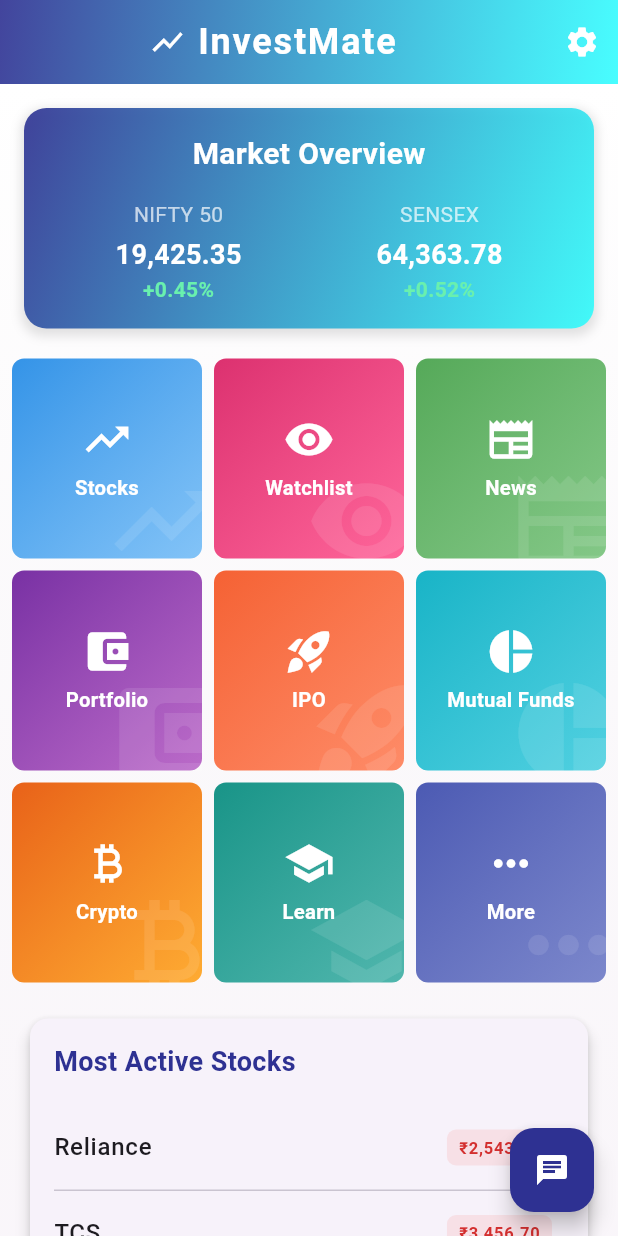
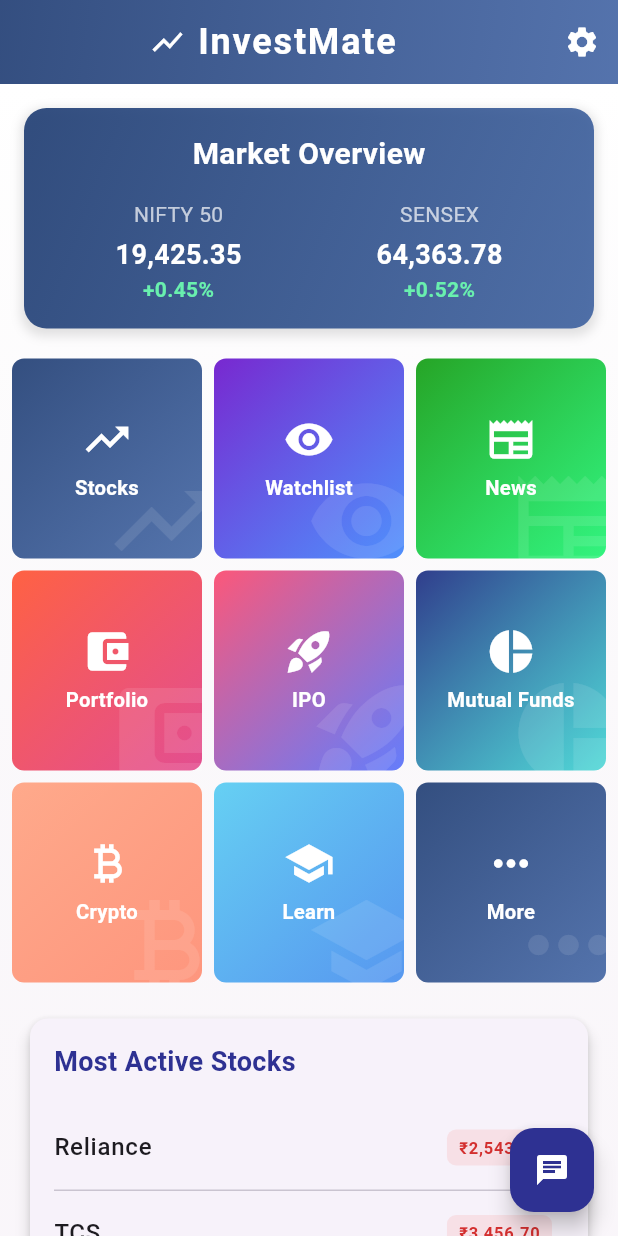
Before and after one commit to jbpranov2204/Smart_Investing, a Flutter app: the screen it shows after launch, on a phone screen of 412 x 824 dp. Run offline on Flutter 3.47's test engine with Material 3 defaults, Android fonts, the phone set to English and light mode, and no system bars; our stand-ins replace flutter_markdown.

Commit message:
Refactor HomePage layout for improved responsiveness and update gradient colors

```diff
--- a/lib/HomePage/home_page.dart
+++ b/lib/HomePage/home_page.dart
@@ -4,47 +4,47 @@ import 'package:smart_investing/HomePage/settings_page.dart';
 
 class HomePage extends StatelessWidget {
   final List<Color> gradientColors = [
-    Color(0xFF2E3192).withOpacity(0.9),
-    Color(0xFF1BFFFF).withOpacity(0.8),
+    Color(0xFF1E3C72).withOpacity(0.9), // Vibrant Blue
+    Color(0xFF2A5298).withOpacity(0.8), // Deep Sky Blue
   ];
 
   final List<List<Color>> containerGradients = [
     [
-      Color(0xFF1E88E5).withOpacity(0.9),
-      Color(0xFF64B5F6).withOpacity(0.8),
-    ], // Blue
+      Color(0xFF1E3C72).withOpacity(0.9),
+      Color(0xFF2A5298).withOpacity(0.8),
+    ], // Vibrant Blue
     [
-      Color(0xFFD81B60).withOpacity(0.9),
-      Color(0xFFFF4081).withOpacity(0.8),
-    ], // Pink
+      Color(0xFF6A11CB).withOpacity(0.9),
+      Color(0xFF2575FC).withOpacity(0.8),
+    ], // Purple to Blue
     [
-      Color(0xFF43A047).withOpacity(0.9),
-      Color(0xFF66BB6A).withOpacity(0.8),
-    ], // Green
+      Color(0xFF0F9B0F).withOpacity(0.9),
+      Color(0xFF00F260).withOpacity(0.8),
+    ], // Bright Green
     [
-      Color(0xFF6A1B9A).withOpacity(0.9),
-      Color(0xFFAB47BC).withOpacity(0.8),
-    ], // Purple
+      Color(0xFFFF512F).withOpacity(0.9),
+      Color(0xFFDD2476).withOpacity(0.8),
+    ], // Red to Pink
     [
-      Color(0xFFF4511E).withOpacity(0.9),
-      Color(0xFFFF7043).withOpacity(0.8),
-    ], // Orange
+      Color(0xFFFC466B).withOpacity(0.9),
+      Color(0xFF3F5EFB).withOpacity(0.8),
+    ], // Pink to Blue
     [
-      Color(0xFF00ACC1).withOpacity(0.9),
-      Color(0xFF26C6DA).withOpacity(0.8),
-    ], // Cyan
+      Color(0xFF1A2980).withOpacity(0.9),
+      Color(0xFF26D0CE).withOpacity(0.8),
+    ], // Blue to Cyan
     [
-      Color(0xFFE65100).withOpacity(0.9),
-      Color(0xFFFF9800).withOpacity(0.8),
-    ], // Deep Orange
+      Color(0xFFFFA17F).withOpacity(0.9),
+      Color(0xFFFF7E5F).withOpacity(0.8),
+    ], // Orange to Peach
     [
-      Color(0xFF00897B).withOpacity(0.9),
-      Color(0xFF26A69A).withOpacity(0.8),
-    ], // Teal
+      Color(0xFF56CCF2).withOpacity(0.9),
+      Color(0xFF2F80ED).withOpacity(0.8),
+    ], // Light Blue to Dark Blue
     [
-      Color(0xFF3949AB).withOpacity(0.9),
-      Color(0xFF5C6BC0).withOpacity(0.8),
-    ], // Indigo
+      Color(0xFF1E3C72).withOpacity(0.9),
+      Color(0xFF2A5298).withOpacity(0.8),
+    ], // Vibrant Blue
   ];
 
   @override
@@ -89,7 +89,12 @@ class HomePage extends StatelessWidget {
         centerTitle: true,
         elevation: 0,
       ),
-      body: Container(
+      body: LayoutBuilder(
+        builder: (context, constraints) {
+          // Check if it's a desktop view (width > 900)
+          final isDesktop = constraints.maxWidth > 900;
+
+          return Container(
             decoration: BoxDecoration(
               gradient: LinearGradient(
                 begin: Alignment.topCenter,
@@ -99,6 +104,96 @@ class HomePage extends StatelessWidget {
             ),
             child: SingleChildScrollView(
               child: Column(
+                children: [
+                  if (isDesktop)
+                    _buildDesktopView(context)
+                  else
+                    _buildMobileView(context),
+                ],
+              ),
+            ),
+          );
+        },
+      ),
+      floatingActionButton: FloatingActionButton(
+        onPressed: () {
+          Navigator.push(
+            context,
+            MaterialPageRoute(
+              builder: (context) => ChatScreen(),
+            ), // Ensure ChatScreen exists
+          );
+        },
+        backgroundColor: Color(0xFF2E3192), // Matching app theme color
+        child: Icon(Icons.chat, color: Colors.white),
+      ),
+    );
+  }
+
+  Widget _buildDesktopView(BuildContext context) {
+    return Padding(
+      padding: const EdgeInsets.all(16.0),
+      child: Column(
+        children: [
+          // Top row with market overview and grid items
+          Row(
+            crossAxisAlignment: CrossAxisAlignment.start,
+            children: [
+              // Market overview taking 30% of the width
+              Expanded(flex: 30, child: _buildMarketOverview()),
+              SizedBox(width: 16),
+              // Grid taking 70% of the width
+              Expanded(flex: 70, child: _buildDesktopGrid()),
+            ],
+          ),
+          SizedBox(height: 16),
+          // Bottom row with stocks and resources
+          Row(
+            crossAxisAlignment: CrossAxisAlignment.start,
+            children: [
+              // Stock lists taking 60% of the width
+              Expanded(flex: 60, child: _buildCombinedStockList()),
+              SizedBox(width: 16),
+              // Resources taking 40% of the width
+              Expanded(flex: 40, child: _buildInvestmentResources()),
+            ],
+          ),
+        ],
+      ),
+    );
+  }
+
+  Widget _buildDesktopGrid() {
+    return GridView.count(
+      shrinkWrap: true,
+      physics: NeverScrollableScrollPhysics(),
+      crossAxisCount: 5, // 5 items per row for desktop
+      childAspectRatio: 1.2, // Wider aspect ratio for desktop
+      mainAxisSpacing: 12,
+      crossAxisSpacing: 12,
+      children: List.generate(9, (index) {
+        final items = [
+          ('Stocks', Icons.trending_up),
+          ('Watchlist', Icons.visibility),
+          ('News', Icons.newspaper),
+          ('Portfolio', Icons.account_balance_wallet),
+          ('IPO', Icons.rocket_launch),
+          ('Mutual Funds', Icons.pie_chart),
+          ('Crypto', Icons.currency_bitcoin),
+          ('Learn', Icons.school),
+          ('More', Icons.more_horiz),
+        ];
+        return _buildInfoContainer(
+          items[index].$1,
+          items[index].$2,
+          containerGradients[index],
+        );
+      }),
+    );
+  }
+
+  Widget _buildMobileView(BuildContext context) {
+    return Column(
       children: [
         _buildMarketOverview(),
         GridView.count(
@@ -131,21 +226,6 @@ class HomePage extends StatelessWidget {
         _buildCombinedStockList(),
         _buildInvestmentResources(),
       ],
-          ),
-        ),
-      ),
-      floatingActionButton: FloatingActionButton(
-        onPressed: () {
-          Navigator.push(
-            context,
-            MaterialPageRoute(
-              builder: (context) => ChatScreen(),
-            ), // Ensure ChatScreen exists
-          );
-        },
-        backgroundColor: Color(0xFF2E3192), // Matching app theme color
-        child: Icon(Icons.chat, color: Colors.white),
-      ),
     );
   }
 
```
Lines whose indentation alone changed are shown as unchanged.
